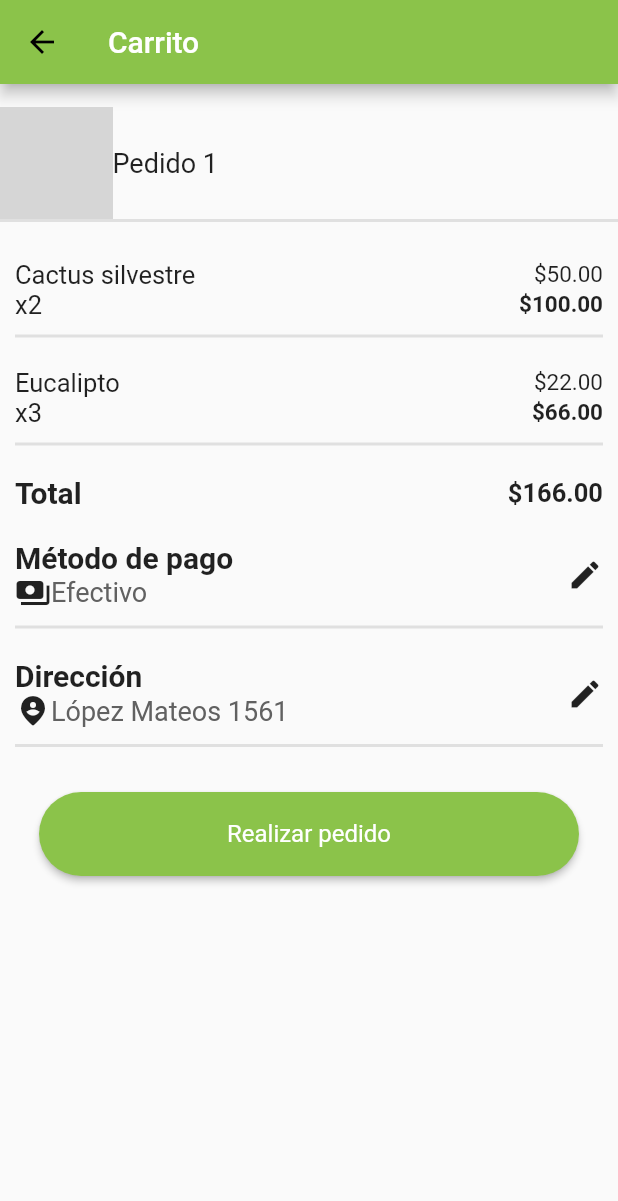
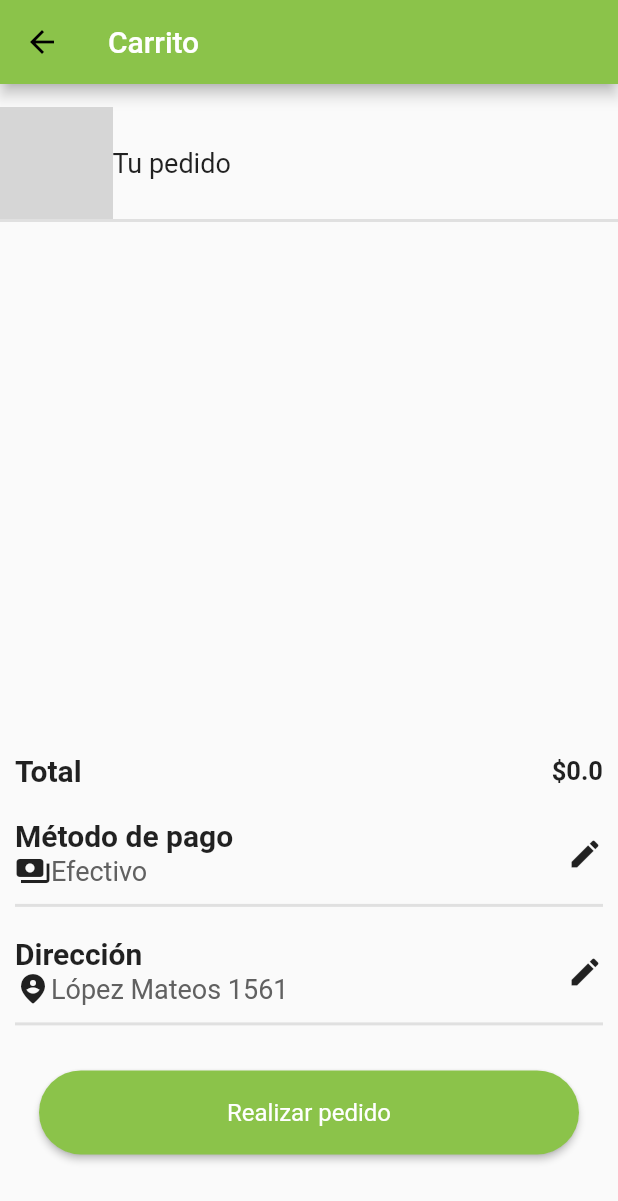
Before and after one commit to EnriqueLaguna/Proyecto_app_moviles, a Flutter app: the HomePage screen opened directly, after a tap on the "yard" icon, on a phone screen of 412 x 824 dp. Shown: the top 1201 px of the screen. Run offline on Flutter 3.47's test engine with Material 2 defaults, Android fonts, the phone set to English and light mode, and no system bars; our stand-ins replace bloc, cloud_firestore, equatable, firebase_auth, firebase_core, firebase_storage and 4 more; accounts and stored records are empty; network calls fail; grey boxes are pictures that could not be loaded.

Commit message:
added PagoBloc

```diff
--- a/lib/Catalogo/bloc/catalogo_bloc.dart
+++ b/lib/Catalogo/bloc/catalogo_bloc.dart
@@ -14,7 +14,7 @@ class CatalogoBloc extends Bloc<CatalogoEvent, CatalogoState> {
   FutureOr<void> getCatalog(event, emit) async{
     try {
       var allDocs = await FirebaseFirestore.instance.collection("catalogue").get();
-      List<Map<String, dynamic>> data = allDocs.docs.where((doc) => doc["public"]).map((e) => e.data()).toList();
+      List<Map<String, dynamic>> data = allDocs.docs.where((doc) => doc["public"]).map((e) => e.data()..addAll({"docId": e.id})).toList();
       emit(CatalogoSuccess(data: data));
     } catch (e) {
       emit(CatalogoError());
--- a/lib/Catalogo/item_Catalogo.dart
+++ b/lib/Catalogo/item_Catalogo.dart
@@ -1,4 +1,6 @@
 import 'package:flutter/material.dart';
+import 'package:flutter_bloc/flutter_bloc.dart';
+import 'package:proyecto_app_moviles/Pago/bloc/pago_bloc.dart';
 
 class ItemCatalogo extends StatefulWidget {
   final Map<String, dynamic> allCatalogoData;
@@ -51,7 +53,7 @@ class _ItemCatalogoState extends State<ItemCatalogo> {
                                 ),
                                 content: Text(widget.allCatalogoData["description"].toString()),
                                 actions: [
-                                  TextButton(onPressed: ()=>Navigator.of(context).pop(), child: Text("Comprar", style: TextStyle(color: Colors.yellow[700]),)),
+                                  TextButton(onPressed: (){BlocProvider.of<PagoBloc>(context).add(AddPagoEvent(itemId: widget.allCatalogoData["docId"]));Navigator.of(context).pop();}, child: Text("Comprar", style: TextStyle(color: Colors.yellow[700]),)),
                                   TextButton(onPressed: ()=>Navigator.of(context).pop(), child: Text("Aceptar", style: TextStyle(color: Colors.yellow[700]),)),
                                 ],
                               );
--- a/lib/HomePage/homePage.dart
+++ b/lib/HomePage/homePage.dart
@@ -5,6 +5,7 @@ import 'package:proyecto_app_moviles/Cuidados/cuidado.dart';
 import 'package:proyecto_app_moviles/HomePage/inicio.dart';
 import 'package:proyecto_app_moviles/Login/auth/bloc/auth_bloc.dart';
 import 'package:proyecto_app_moviles/Mapa/mapa.dart';
+import 'package:proyecto_app_moviles/Pago/bloc/pago_bloc.dart';
 import 'package:proyecto_app_moviles/Pago/pago.dart';
 import 'package:proyecto_app_moviles/Perfil/perfPage.dart';
 import 'package:proyecto_app_moviles/iconos.dart';
@@ -54,6 +55,7 @@ class _HomePageState extends State<HomePage> {
       ),
       floatingActionButton: FloatingActionButton(
         onPressed: (){
+          BlocProvider.of<PagoBloc>(context).add(GetPagoEvent());
           Navigator.push(
             context,
             MaterialPageRoute(builder: (context) => Pago()));
--- /dev/null
+++ b/lib/Pago/bloc/pago_bloc.dart
@@ -0,0 +1,113 @@
+import 'dart:async';
+import 'package:bloc/bloc.dart';
+import 'package:cloud_firestore/cloud_firestore.dart';
+import 'package:equatable/equatable.dart';
+import 'package:firebase_auth/firebase_auth.dart';
+import 'package:proyecto_app_moviles/Pago/pago.dart';
+
+part 'pago_event.dart';
+part 'pago_state.dart';
+
+class PagoBloc extends Bloc<PagoEvent, PagoState> {
+  PagoBloc() : super(PagoInitial()) {
+    on<GetPagoEvent>(pagogego);
+    on<AddPagoEvent>(pagogago);
+    on<DeletePagoEvent>(pagodego);
+    on<ClearPagoEvent>(clearPagos);
+  }
+
+  FutureOr<void> pagogego(event, emit) async{
+    emit(PagoInitial());
+    try{
+      var queryUser = await FirebaseFirestore.instance
+        .collection("users")
+        .doc("${FirebaseAuth.instance.currentUser!.uid}");
+
+      var docsRef = await queryUser.get();
+      List<dynamic> listIds = docsRef.data()?["shopListId"] ?? [];
+
+      var queryFotos = await FirebaseFirestore.instance
+        .collection("catalogue")
+        .get();
+
+      var allMyFotosList = queryFotos.docs
+        .where((element) => listIds.contains(element.id))
+        .map((e) => e.data().cast<String, dynamic>()..addAll({"docId":e.id}))
+        .toList();
+
+      emit(PagoSuccess(data: allMyFotosList));
+    }catch(e){
+      emit(PagoError("Error obteniendo los artículos del carrito de su cuenta."));
+    }
+  }
+
+  FutureOr<void> pagogago(AddPagoEvent event, Emitter<PagoState> emit) async{
+    emit(PagoInitial());
+    try{
+      var queryUser = await FirebaseFirestore.instance
+        .collection("users")
+        .doc("${FirebaseAuth.instance.currentUser!.uid}");
+
+      var docsRef = await queryUser.get();
+
+      DocumentReference<Map<String, dynamic>> doc = await FirebaseFirestore.instance.collection("shop").doc(event.itemId);
+      List<dynamic> carrito = docsRef.data()?["shopListId"];
+      carrito.add(doc.id);
+      await queryUser.update({"shopListId":carrito});
+
+      emit(PagoSuccess(data: carrito as List<Map<String, dynamic>>));
+    }catch(e){
+      emit(PagoError("Error obteniendo los artículos del carrito de su cuenta."));
+    }
+  }
+
+  FutureOr<void> pagodego(DeletePagoEvent event, Emitter<PagoState> emit) async{
+    emit(PagoInitial());
+    try{
+      var queryUser = await FirebaseFirestore.instance
+        .collection("users")
+        .doc("${FirebaseAuth.instance.currentUser!.uid}");
+
+      var docsRef = await queryUser.get();
+      List<dynamic> listIds = docsRef.data()?["shopListId"] ?? [];
+
+      var queryFotos = await FirebaseFirestore.instance
+        .collection("shop")
+        .get();
+
+      var allMyFotosList = queryFotos.docs
+        .where((element) => listIds.contains(element.id))
+        .map((e) => e.data().cast<String, dynamic>()..addAll({"docId":e.id}))
+        .toList();
+
+      emit(PagoSuccess(data: allMyFotosList));
+    }catch(e){
+      emit(PagoError("Error obteniendo los artículos del carrito de su cuenta."));
+    }
+  }
+
+  FutureOr<void> clearPagos(ClearPagoEvent event, Emitter<PagoState> emit) async{
+    emit(PagoInitial());
+    try{
+      var queryUser = await FirebaseFirestore.instance
+        .collection("users")
+        .doc("${FirebaseAuth.instance.currentUser!.uid}");
+
+      var docsRef = await queryUser.get();
+      List<dynamic> listIds = docsRef.data()?["shopListId"] ?? [];
+
+      var queryFotos = await FirebaseFirestore.instance
+        .collection("shop")
+        .get();
+
+      var allMyFotosList = queryFotos.docs
+        .where((element) => listIds.contains(element.id))
+        .map((e) => e.data().cast<String, dynamic>()..addAll({"docId":e.id}))
+        .toList();
+
+      emit(PagoSuccess(data: allMyFotosList));
+    }catch(e){
+      emit(PagoError("Error obteniendo los artículos del carrito de su cuenta."));
+    }
+  }
+}
--- /dev/null
+++ b/lib/Pago/bloc/pago_event.dart
@@ -0,0 +1,25 @@
+part of 'pago_bloc.dart';
+
+abstract class PagoEvent extends Equatable {
+  const PagoEvent();
+
+  @override
+  List<Object> get props => [];
+}
+
+class GetPagoEvent extends PagoEvent{}
+class AddPagoEvent extends PagoEvent{
+  final String itemId;
+
+  AddPagoEvent({required this.itemId});
+  @override
+  List<Object> get props => [this.itemId];
+}
+class DeletePagoEvent extends PagoEvent{
+  final String itemId;
+
+  DeletePagoEvent({required this.itemId});
+  @override
+  List<Object> get props => [this.itemId];
+}
+class ClearPagoEvent extends PagoEvent{}
--- /dev/null
+++ b/lib/Pago/bloc/pago_state.dart
@@ -0,0 +1,25 @@
+part of 'pago_bloc.dart';
+
+abstract class PagoState extends Equatable {
+  const PagoState();
+
+  @override
+  List<Object> get props => [];
+}
+
+class PagoInitial extends PagoState {}
+
+class PagoSuccess extends PagoState {
+  final List<Map<String, dynamic>> data;
+
+  PagoSuccess({required this.data});
+  @override
+  List<Object> get props => this.data;
+}
+class PagoError extends PagoState {
+  final String msg;
+
+  PagoError(this.msg);
+  @override
+  List<Object> get props => [this.msg];
+}
--- a/lib/Pago/pago.dart
+++ b/lib/Pago/pago.dart
@@ -1,4 +1,6 @@
 import 'package:flutter/material.dart';
+import 'package:flutter_bloc/flutter_bloc.dart';
+import 'package:proyecto_app_moviles/Pago/bloc/pago_bloc.dart';
 
 class Pago extends StatefulWidget {
   Pago({Key? key}) : super(key: key);
@@ -8,13 +10,28 @@ class Pago extends StatefulWidget {
 }
 
 class _PagoState extends State<Pago> {
+  double total = 0;
+
+  @override
+  void initState() {
+    super.initState();
+  }
+
   @override
   Widget build(BuildContext context) {
     return Scaffold(
       appBar: AppBar(
         title: Text("Carrito", style: TextStyle(color: Colors.white),),
       ),
-      body: SingleChildScrollView(
+      body: BlocConsumer<PagoBloc, PagoState>(
+        listener: (context, state) {
+          // TODO: implement listener
+        },
+        builder: (context, state) {
+          if(state is PagoError || state is PagoInitial)
+            return Center(child: CircularProgressIndicator(),);
+          List<Map<String, dynamic>> data = (state as PagoSuccess).data;
+          return SingleChildScrollView(
               child: Column(
                 mainAxisAlignment: MainAxisAlignment.spaceBetween,
                 children: [
@@ -25,7 +42,7 @@ class _PagoState extends State<Pago> {
                         child: Row(
                           children: [
                             Image.network("https://www.ikea.com/mx/en/images/products/fejka-artificial-potted-plant-in-outdoor-monstera__0614197_pe686822_s5.jpg", width: 75, height: 75,),
-                      Text("Pedido 1", style: TextStyle(fontSize: 18),),
+                            Text("Tu pedido", style: TextStyle(fontSize: 18),),
                           ],
                         ),
 
@@ -35,55 +52,25 @@ class _PagoState extends State<Pago> {
                       ),
 
                       Container(
+                        height: MediaQuery.of(context).size.height*0.4,
+                        child: ListView.builder(
+                          itemCount: data.length,
+                          itemBuilder: (BuildContext context, int index) {
+                            Map<String, dynamic> item = data[index];
+                            return Container(
                               margin: EdgeInsets.all(10.0),
-                  child: Column(
+                              child: Row(
                                 children: [
-                      Row(
+                                  Text("${item["title"].toString()}", style: TextStyle(fontSize: 17),),
+                                  Text("\$${item["price"].toString()}", style: TextStyle(fontSize: 15, fontWeight: FontWeight.bold),),
+                                ],
                                 mainAxisAlignment: MainAxisAlignment.spaceBetween,
-                        children: [
-                          Text("Cactus silvestre", style: TextStyle(fontSize: 17),),
-                          Text("\$50.00", style: TextStyle(fontSize: 15),),
-                        ],
-                      ),
-                      Row(
-                        mainAxisAlignment: MainAxisAlignment.spaceBetween,
-                        children: [
-                          Text("x2", style: TextStyle(fontSize: 17),),
-                          Text("\$100.00", style: TextStyle(fontSize: 15, fontWeight: FontWeight.bold),),
-                        ],
-                      ),
-                      SizedBox(height: 10),
-                    ],
                               ),
                               decoration: BoxDecoration(
                                 border: Border(bottom: BorderSide(color: Colors.grey.shade300, width: 2),),
                               ),
-                ),
-
-
-                Container(
-                  margin: EdgeInsets.all(10.0),
-                  child: Column(
-                    children: [
-                      Row(
-                        mainAxisAlignment: MainAxisAlignment.spaceBetween,
-                        children: [
-                          Text("Eucalipto", style: TextStyle(fontSize: 17),),
-                          Text("\$22.00", style: TextStyle(fontSize: 15),),
-                        ],
-                      ),
-                      Row(
-                        mainAxisAlignment: MainAxisAlignment.spaceBetween,
-                        children: [
-                          Text("x3", style: TextStyle(fontSize: 17),),
-                          Text("\$66.00", style: TextStyle(fontSize: 15, fontWeight: FontWeight.bold),),
-                        ],
-                      ),
-                      SizedBox(height: 10),
-                    ],
-                  ),
-                  decoration: BoxDecoration(
-                    border: Border(bottom: BorderSide(color: Colors.grey.shade300, width: 2),),
+                            );
+                          },
                         ),
                       ),
                       Container(
@@ -94,7 +81,7 @@ class _PagoState extends State<Pago> {
                               mainAxisAlignment: MainAxisAlignment.spaceBetween,
                               children: [
                                 Text("Total", style: TextStyle(fontSize: 20, fontWeight: FontWeight.bold),),
-                          Text("\$166.00", style: TextStyle(fontSize: 17, fontWeight: FontWeight.bold),),
+                                Text("\$${calcTotal(data)}", style: TextStyle(fontSize: 17, fontWeight: FontWeight.bold),),
                               ],
                             ),
                           ],
@@ -183,7 +170,15 @@ class _PagoState extends State<Pago> {
                   ),
                 ],
               ),
+            );
+        },
       ),
     );
   }
+
+  String calcTotal(List<Map<String, dynamic>> data) {
+    double r = 0;
+    for (var item in data) r+=(item["price"] as num);
+    return r.toString();
   }
+}
--- a/lib/main.dart
+++ b/lib/main.dart
@@ -6,6 +6,7 @@ import 'package:proyecto_app_moviles/HomePage/homePage.dart';
 import 'package:firebase_core/firebase_core.dart';
 import 'package:proyecto_app_moviles/Login/auth/bloc/auth_bloc.dart';
 import 'package:proyecto_app_moviles/Login/login.dart';
+import 'package:proyecto_app_moviles/Pago/bloc/pago_bloc.dart';
 import 'package:proyecto_app_moviles/Perfil/Edit_Catalogo/bloc/editcatalogo_bloc.dart';
 import 'package:proyecto_app_moviles/Perfil/Edit_Cuidados/bloc/editcuidados_bloc.dart';
 import 'package:proyecto_app_moviles/Perfil/bloc/create_catalogo_bloc.dart';
@@ -37,7 +38,10 @@ void main() async {
         ),
         BlocProvider(
           create: (context) => EditcuidadosBloc()
-        )
+        ),
+        BlocProvider(
+          create: (context) => PagoBloc()
+        ),
       ],
       child: MyApp()
     )
```
Lines whose indentation alone changed are shown as unchanged.
